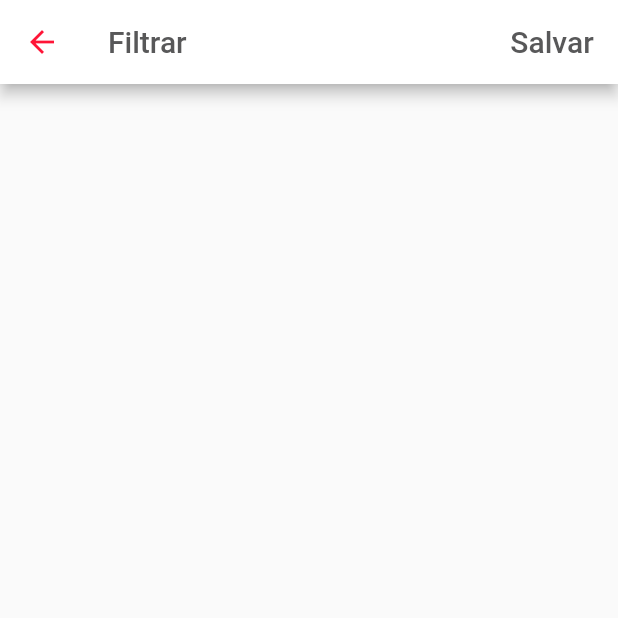
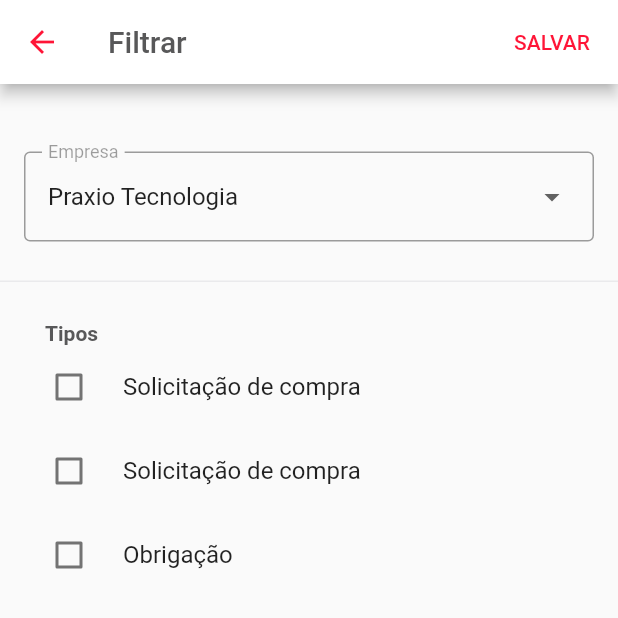
Before and after one commit to leandro-mancini/flutter_clean_architecture, a Flutter app: the FiltrarPage screen opened directly, on a phone screen of 412 x 824 dp, the top half of it. Run offline on Flutter 3.47's test engine with Material 2 defaults, Android fonts, the phone set to English and light mode, and no system bars; our stand-ins replace flutter_clean_architecture; project files that could hold a hidden picture were left out.

Commit message:
Ajustes flitrar

```diff
--- a/lib/src/app/pages/filtrar/filtrar_view.dart
+++ b/lib/src/app/pages/filtrar/filtrar_view.dart
@@ -16,6 +16,13 @@ class FiltrarPage extends View {
 class _FiltrarPageState extends ViewState<FiltrarPage, FiltrarController> {
   _FiltrarPageState(FiltrarController controller) : super(controller);
 
+  final List<String> _allActivities = <String>['Pinheiros Dias', 'Praxio Tecnologia', 'Metra', 'Cometa'];
+  String _activity = 'Praxio Tecnologia';
+
+  bool tipoA = false;
+  bool tipoB = false;
+  bool tipoC = false;
+
   @override
   Widget build(BuildContext context) {
     return Scaffold(
@@ -28,16 +35,20 @@ class _FiltrarPageState extends ViewState<FiltrarPage, FiltrarController> {
             fontSize: 20,
           ),
         ),
-        iconTheme: IconThemeData(
+        leading: IconButton(
+          icon: Icon(Icons.arrow_back),
           color: Color(0xFFFF1537),
+          onPressed: () => {
+            Navigator.pop(context, DismissDialogAction.cancel)
+          },
         ),
         actions: <Widget> [
           FlatButton(
             child: Text(
-              'Salvar',
+              'SALVAR',
               style: TextStyle(
-                color: Color(0xFF585859),
-                fontSize: 20,
+                color: Color(0xFFFF1537),
+                fontSize: 14,
               ),
             ),
             onPressed: () {
@@ -46,6 +57,129 @@ class _FiltrarPageState extends ViewState<FiltrarPage, FiltrarController> {
           ),
         ],
       ),
+      body: Container(
+        padding: EdgeInsets.only(
+          top: 45,
+          bottom: 26
+        ),
+        child: Column(
+          children: <Widget>[
+            Container(
+              height: 60,
+              margin: EdgeInsets.only(
+                bottom: 26,
+                left: 16,
+                right: 16,
+              ),
+              child: InputDecorator(
+                decoration: const InputDecoration(
+                  contentPadding: EdgeInsets.all(16),
+                  border: OutlineInputBorder(),
+                  labelText: 'Empresa',
+                  hintText: 'Selecione a Empresa',
+                  labelStyle: TextStyle(
+                    color: Colors.black38,
+                    fontWeight: FontWeight.w400,
+                    fontSize: 16,
+                  )
+                ),
+                child: DropdownButtonHideUnderline(
+                  child: DropdownButton<String>(
+                    value: _activity,
+                    onChanged: (String newValue) {
+                      setState(() {
+                        _activity = newValue;
+                      });
+                    },
+                    items: _allActivities.map<DropdownMenuItem<String>>((String value) {
+                      return DropdownMenuItem<String>(
+                        value: value,
+                        child: Text(value),
+                      );
+                    }).toList(),
+                  ),
+                ),
+              )
+            ),
+            Container(
+              width: double.infinity,
+              padding: EdgeInsets.only(
+                top: 26,
+              ),
+              decoration: BoxDecoration(
+                border: Border(
+                  top: BorderSide(width: 1, color: Color(0xFFEAEAEC))
+                )
+              ),
+              child: Column(
+                crossAxisAlignment: CrossAxisAlignment.start,
+                mainAxisAlignment: MainAxisAlignment.start,
+                children: <Widget>[
+                  Container(
+                    margin: EdgeInsets.only(
+                      // bottom: 34,
+                      left: 30,
+                      right: 30,
+                    ),
+                    child: Text(
+                      'Tipos',
+                      style: TextStyle(
+                        color: Color(0xFF585859),
+                        fontSize: 14,
+                        fontWeight: FontWeight.bold,
+                      ),
+
+                    ),
+                  ),
+                  Container(
+                    padding: EdgeInsets.only(
+                      left: 10,
+                      right: 10
+                    ),
+                    child: Column(
+                      children: <Widget>[
+                        CheckboxListTile(
+                          value: tipoA,
+                          onChanged: (bool value) {
+                            setState(() {
+                              tipoA = value;
+                            });
+                          },
+                          title: new Text('Solicitação de compra'),
+                          controlAffinity: ListTileControlAffinity.leading,
+                          activeColor: Color(0xFFFF6759),
+                        ),
+                        CheckboxListTile(
+                          value: tipoB,
+                          onChanged: (bool value) {
+                            setState(() {
+                              tipoB = value;
+                            });
+                          },
+                          title: new Text('Solicitação de compra'),
+                          controlAffinity: ListTileControlAffinity.leading,
+                          activeColor: Color(0xFFFF6759),
+                        ),
+                        CheckboxListTile(
+                          value: tipoC,
+                          onChanged: (bool value) {
+                            setState(() {
+                              tipoC = value;
+                            });
+                          },
+                          title: new Text('Obrigação'),
+                          controlAffinity: ListTileControlAffinity.leading,
+                          activeColor: Color(0xFFFF6759),
+                        ),
+                      ],
+                    ),
+                  ),
+                ],
+              ),
+            ),
+          ],
+        ),
+      ),
     );
   }
 }
```
